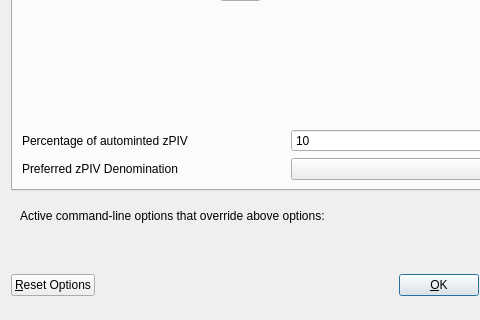
Old version of the form src/qt/forms/optionsdialog.ui in the repository eons-finance/ALQO; both pictures show x 0 to 480 and y 122 to 442 of the 576 by 442 pixel window.
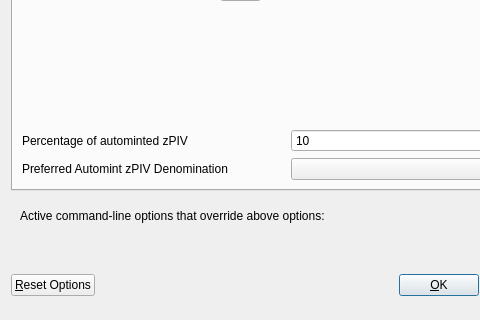
New version of the form. Custom widgets are drawn as their Qt base class.

Commit message: Type fix and label change

```diff
--- a/src/qt/forms/optionsdialog.ui
+++ b/src/qt/forms/optionsdialog.ui
@@ -171,7 +171,7 @@
             <string>Wait with automatic conversion to Zerocoin until enough PIV for this denomination is avialable</string>
            </property>
            <property name="text">
-            <string>Preferred zPIV Denomination</string>
+            <string>Preferred Automint zPIV Denomination</string>
            </property>
           </widget>
          </item>
```
Left out of the diff: 5 changed lines with no effect on the pictures.
